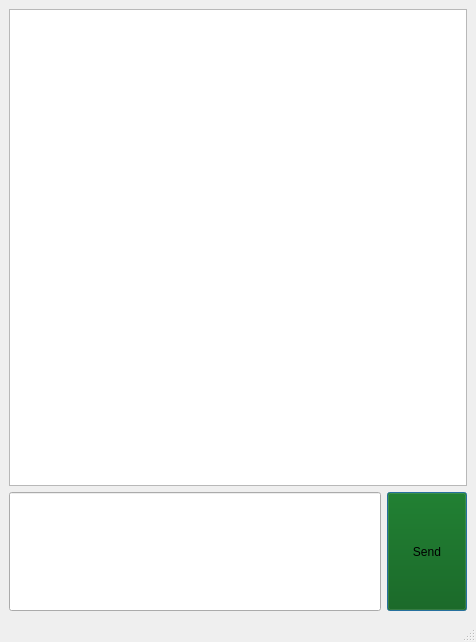
The window that mainwindow.ui (KatarzynaDudziak/tcp-chat) describes before a commit, drawn with Qt 5.
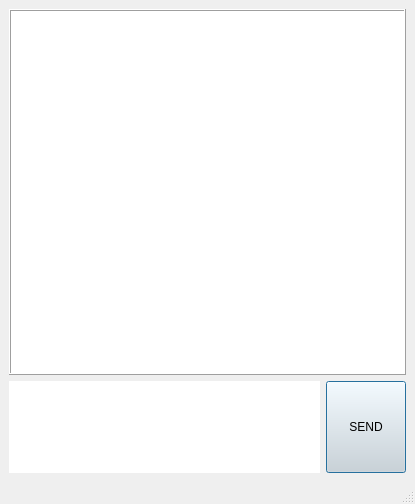
The same window after the commit.

Commit message: Updated GUI and small changes in client and server

Patch:
```diff
--- a/mainwindow.ui
+++ b/mainwindow.ui
@@ -6,8 +6,8 @@
    <rect>
     <x>0</x>
     <y>0</y>
-    <width>476</width>
-    <height>642</height>
+    <width>415</width>
+    <height>504</height>
    </rect>
   </property>
   <property name="font">
@@ -28,7 +28,7 @@
   <property name="styleSheet">
    <string notr="true">QPushButton {
 	
-	background-color: rgb(0, 85, 0);
+	background-color: rgb(220,220,220);
 }</string>
   </property>
   <property name="animated">
@@ -465,6 +465,15 @@
         <pointsize>12</pointsize>
        </font>
       </property>
+      <property name="frameShape">
+       <enum>QFrame::Box</enum>
+      </property>
+      <property name="frameShadow">
+       <enum>QFrame::Raised</enum>
+      </property>
+      <property name="lineWidth">
+       <number>1</number>
+      </property>
      </widget>
     </item>
     <item>
@@ -477,6 +486,21 @@
           <verstretch>0</verstretch>
          </sizepolicy>
         </property>
+        <property name="font">
+         <font>
+          <family>Times New Roman</family>
+          <pointsize>12</pointsize>
+         </font>
+        </property>
+        <property name="text">
+         <string/>
+        </property>
+        <property name="frame">
+         <bool>false</bool>
+        </property>
+        <property name="alignment">
+         <set>Qt::AlignLeading|Qt::AlignLeft|Qt::AlignTop</set>
+        </property>
        </widget>
       </item>
       <item>
@@ -500,7 +524,7 @@
          <bool>false</bool>
         </property>
         <property name="text">
-         <string>Send</string>
+         <string>SEND</string>
         </property>
         <property name="autoDefault">
          <bool>true</bool>
```
Left out of the diff: 4 changed lines with no effect on the pictures. The commit also changes 3 other files.
